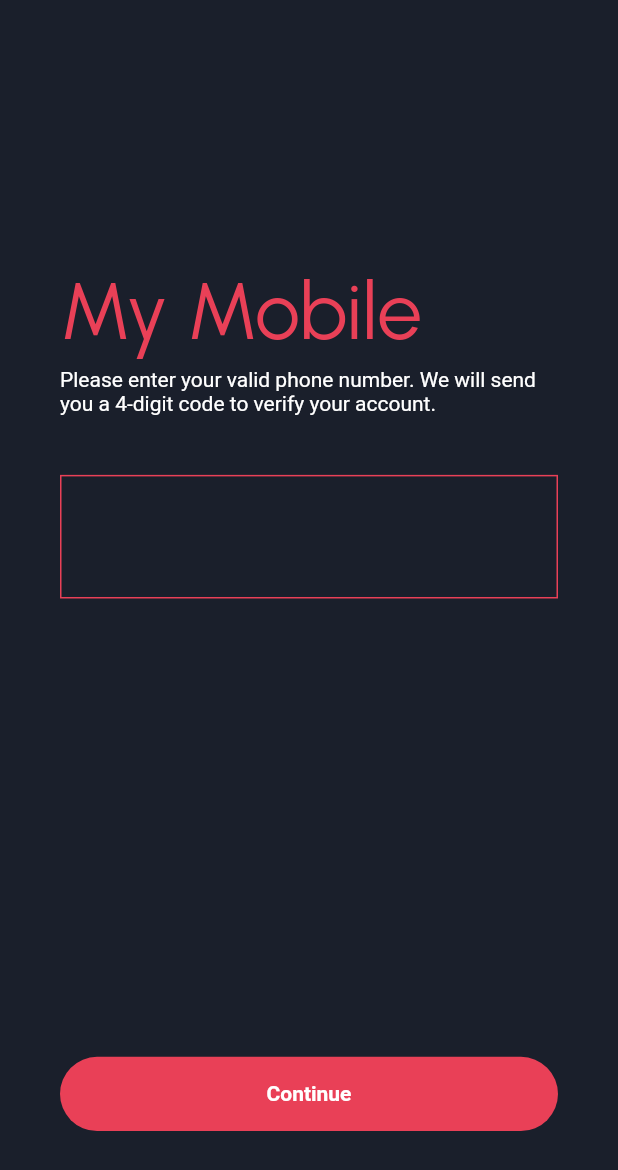
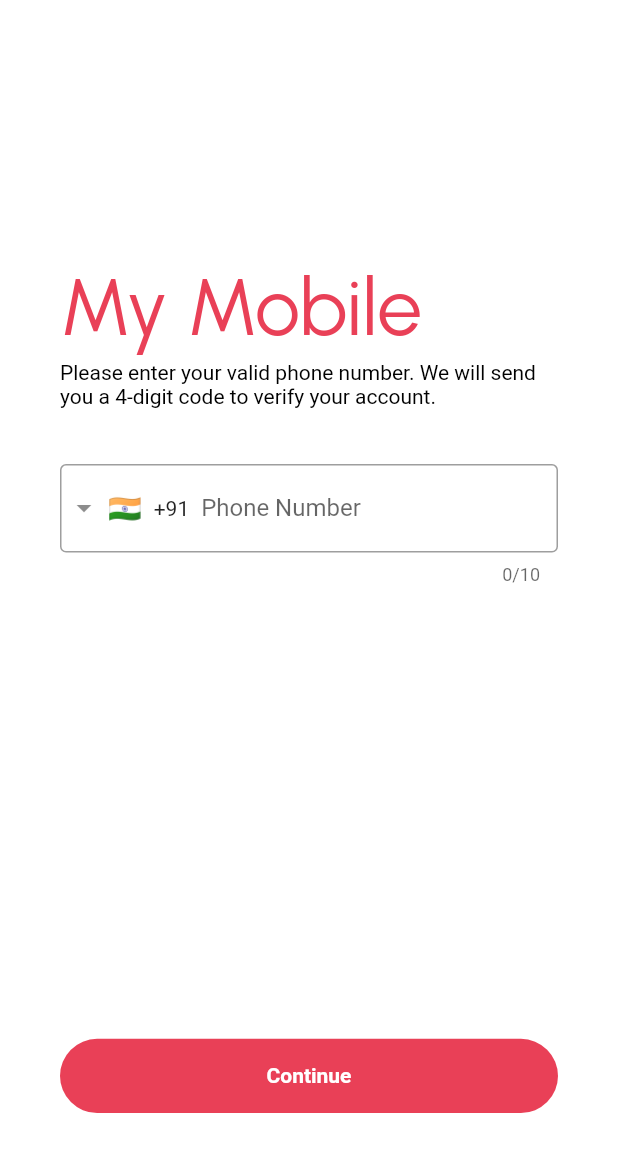
Before and after one commit to Quantum-Nexus/soul_sync_app, a Flutter app: the MobileNo screen opened directly, on a phone screen of 412 x 824 dp. Shown: the top 1170 px of the screen. Run offline on Flutter 3.47's test engine with Material 2 defaults, Android fonts, the phone set to English and light mode, and no system bars; drawn by our look-alikes of intl_phone_field; our stand-ins replace animated_splash_screen, flutter_card_swiper, google_fonts, image_picker, lottie, page_transition and 1 more; accounts and stored records are empty.

Commit message:
mobile no screen

```diff
--- a/lib/Screens/DataCollectionScreen/components/mobile_no.dart
+++ b/lib/Screens/DataCollectionScreen/components/mobile_no.dart
@@ -1,5 +1,7 @@
 import 'package:flutter/material.dart';
+import 'package:flutter/services.dart';
 import 'package:google_fonts/google_fonts.dart';
+import 'package:intl_phone_field/intl_phone_field.dart';
 import 'package:soul_sync_app/utils/constants/color.dart';
 
 class MobileNo extends StatefulWidget {
@@ -10,6 +12,8 @@ class MobileNo extends StatefulWidget {
 }
 
 class _MobileNoState extends State<MobileNo> {
+  TextEditingController _phoneNumberController = TextEditingController();
+  String _phoneNumber = ''; // Store the entered phone number
   bool isPressed = false;
 
   void _toggleButtonState() {
@@ -23,10 +27,12 @@ class _MobileNoState extends State<MobileNo> {
     double height = MediaQuery.of(context).size.height;
     double width = MediaQuery.of(context).size.width;
     return Scaffold(
-      backgroundColor: kPrimaryColor,
+      backgroundColor: Colors.white,
       body: Container(
         margin: EdgeInsets.symmetric(vertical: 50, horizontal: 20),
         padding: EdgeInsets.all(20),
+        child: SingleChildScrollView(
+          scrollDirection: Axis.vertical,
           child: Column(
             mainAxisAlignment: MainAxisAlignment.spaceBetween,
             crossAxisAlignment: CrossAxisAlignment.start,
@@ -43,19 +49,40 @@ class _MobileNoState extends State<MobileNo> {
                   )),
               Text(
                 "Please enter your valid phone number. We will send you a 4-digit code to verify your account. ",
-              style: TextStyle(color: Colors.white),
+                style: TextStyle(color: Colors.black),
               ),
               Container(
                   margin: EdgeInsets.symmetric(vertical: height * 0.045),
                   height: height * 0.100,
                   width: double.maxFinite,
-              decoration: BoxDecoration(
-                  border: Border.all(width: 1, color: kBrightColor)),
+                  // decoration: BoxDecoration(
+                  //   border: Border.all(width: 1, color: kBrightColor, style: BorderStyle.solid),
+                  //   borderRadius: BorderRadius.all(Radius.circular(height*0.025)),           ),
+                  child: IntlPhoneField(
+                    controller: _phoneNumberController,
+                    decoration: InputDecoration(
+
+                      labelText: 'Phone Number',
+                      border: OutlineInputBorder(
+                        borderSide: BorderSide(),
                       ),
-            SizedBox(height: height*0.3200,),
+                    ),
+                    initialCountryCode: 'IN',
+                    onChanged: (phone) {
+                     setState(() {
+                      _phoneNumber = phone.completeNumber;
+                    });
+                    },
+                  )),
+              SizedBox(
+                height: height * 0.3200,
+              ),
               GestureDetector(
                 onTap: () {
                   _toggleButtonState();
+                  String phoneNumber = _phoneNumberController.text;
+                  // You can handle the phone number here
+                  print('Phone Number: $phoneNumber');
                 },
                 child: Container(
                   alignment: Alignment.center,
@@ -79,6 +106,7 @@ class _MobileNoState extends State<MobileNo> {
             ],
           ),
         ),
+      ),
     );
   }
 }
--- a/lib/main.dart
+++ b/lib/main.dart
@@ -44,7 +44,7 @@ class MyApp extends StatelessWidget {
       ),
 
       debugShowCheckedModeBanner: false,
-      initialRoute: '/onboarding', //isLoggedIn ? '/home' : '/splash',
+      initialRoute: '/data', //isLoggedIn ? '/home' : '/splash',
       routes: {
         '/home': (context) => const Home(),
         '/onboarding': (context) => const OnboardingScreen(),
@@ -52,7 +52,7 @@ class MyApp extends StatelessWidget {
         // '/otp': (context) => OTPScreen(),
         '/login': (context) => const LoginScreen(),
         '/signup': (context) => const SignupScreen(),
-        '/data': (context) => const ProfileDetails(),
+        '/data': (context) => const MobileNo(),
         //'/timetable': (context) => const TimetableHome(),
         // '/form': (context) =>  ProfileForm(),
         //'/timetable': (context) => const TimetableHome(),
--- a/pubspec.yaml
+++ b/pubspec.yaml
@@ -43,6 +43,7 @@ dependencies:
   page_transition: ^2.0.9
   image_picker: ^1.0.2
   flutter_card_swiper: ^6.0.0
+  intl_phone_field: ^3.2.0
 
 
 dev_dependencies:
```
Also changed, not shown: pubspec.lock, 1 other file. Lines whose indentation alone changed are shown as unchanged.
